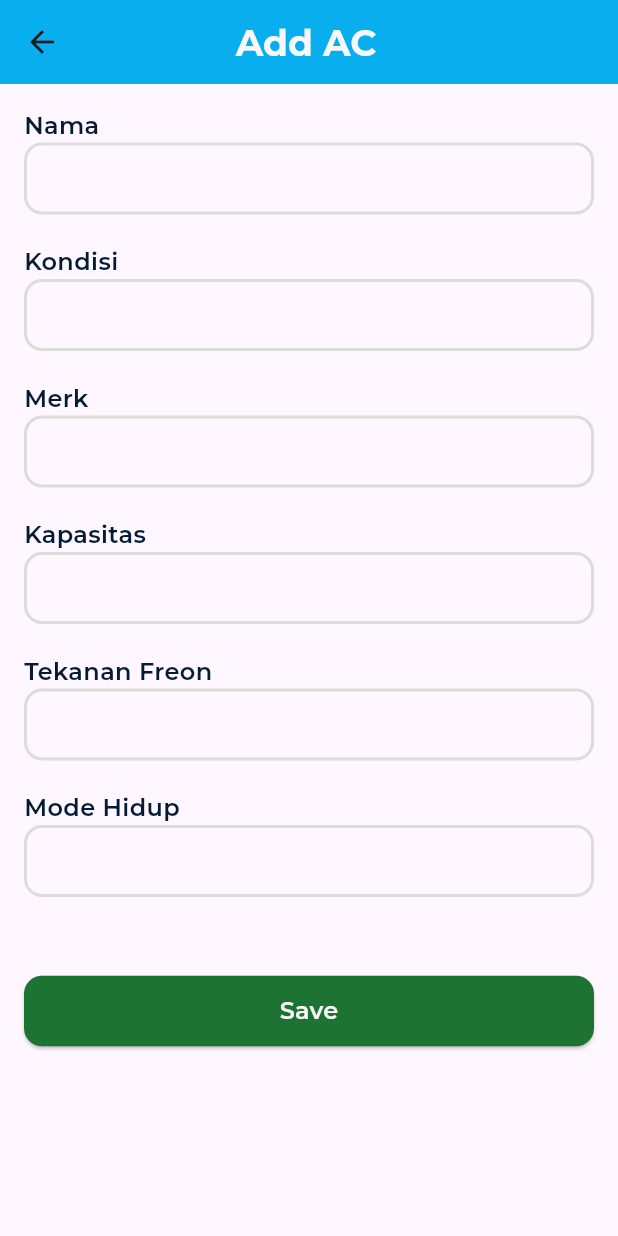
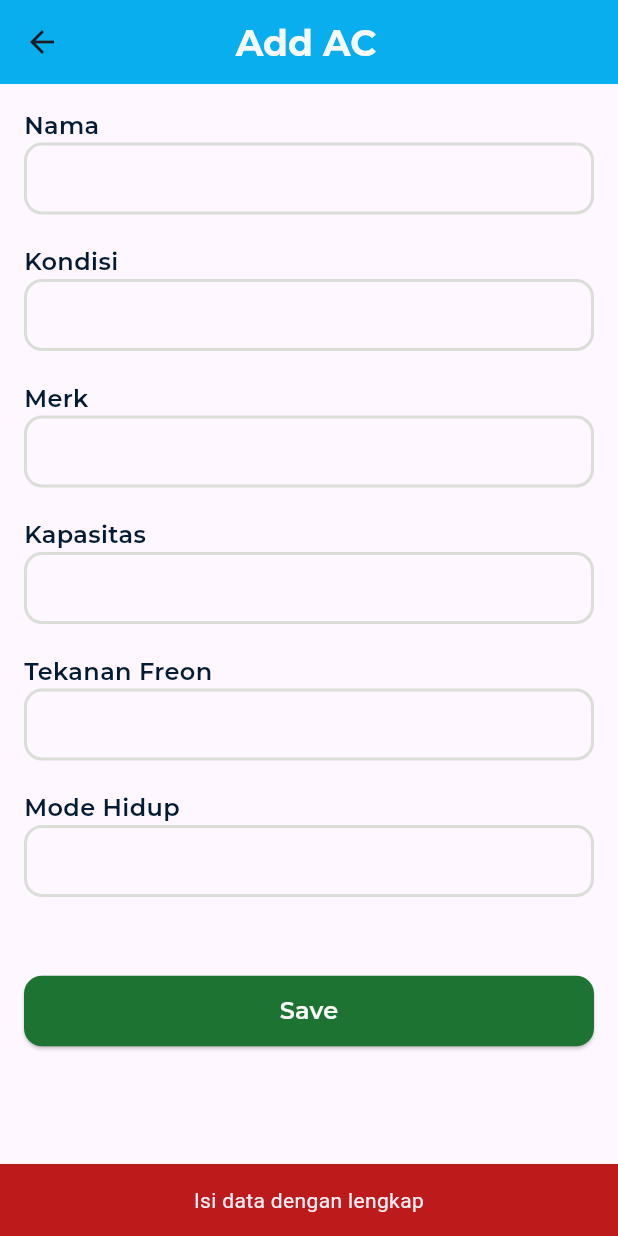
Before and after one commit to ibrahimmm999/plnicon_mobile, a Flutter app: the AddAcPage screen opened directly with empty values, after a tap on "Save", on a phone screen of 412 x 824 dp. Run offline on Flutter 3.47's test engine with Material 3 defaults, Android fonts, the phone set to English and light mode, and no system bars; our stand-ins replace carousel_slider, equatable, google_fonts, image_cropper, image_picker, loading_animation_widget and 2 more; missing offline and left inert: easy_image_viewer; accounts and stored records are empty.

Commit message:
fix ac master DONE

```diff
--- a/lib/pages/add_master/add_ac_page.dart
+++ b/lib/pages/add_master/add_ac_page.dart
@@ -131,6 +131,12 @@ class _AddAcPageState extends State<AddAcPage> {
           CustomButton(
               text: "Save",
               onPressed: () async {
+                if (namaAcController.text.isNotEmpty &&
+                    kondisiController.text.isNotEmpty &&
+                    merkController.text.isNotEmpty &&
+                    kapasitasController.text.isNotEmpty &&
+                    tekananFreonController.text.isNotEmpty &&
+                    modeHidupController.text.isNotEmpty) {
                   await AcMasterService().postAcMaster(
                     nama: namaAcController.text,
                     tglInstalasi: tglInstalasi,
@@ -143,6 +149,18 @@ class _AddAcPageState extends State<AddAcPage> {
                   );
                   popProvider.getDataPop(id: widget.popId);
                   Navigator.pop(context);
+                } else {
+                  ScaffoldMessenger.of(context).removeCurrentSnackBar();
+                  ScaffoldMessenger.of(context).showSnackBar(
+                    SnackBar(
+                      backgroundColor: primaryRed,
+                      content: const Text(
+                        'Isi data dengan lengkap',
+                        textAlign: TextAlign.center,
+                      ),
+                    ),
+                  );
+                }
               },
               color: primaryGreen,
               clickColor: clickGreen),
```
Also changed, not shown: lib/pages/edit_master/edit_ac_page.dart (+18 -0 lines). Lines whose indentation alone changed are shown as unchanged.
